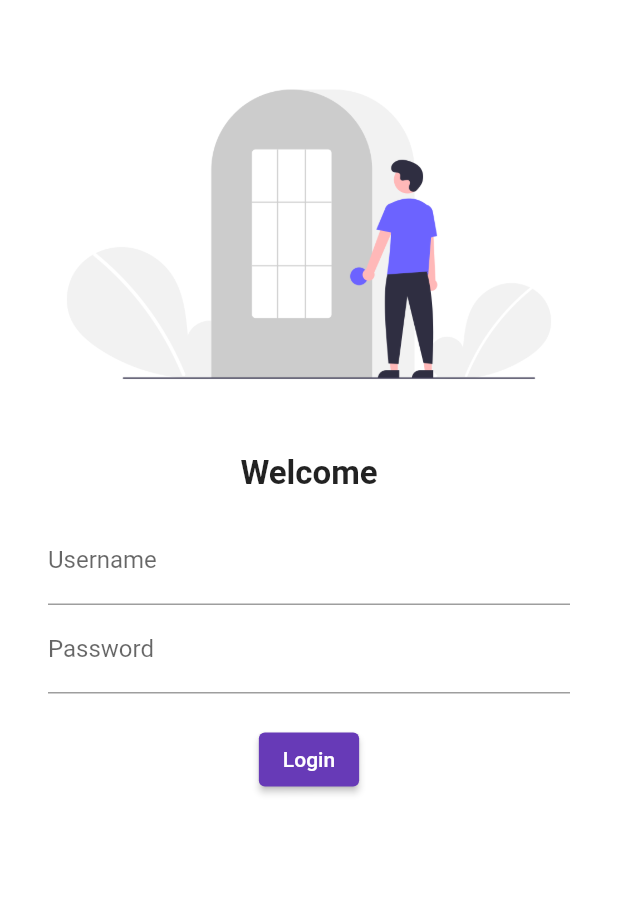
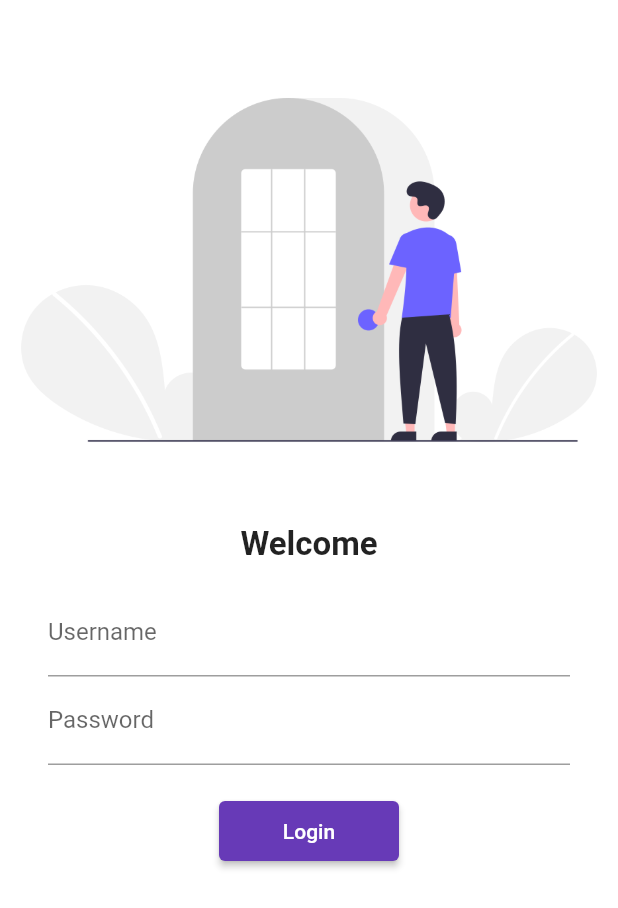
Before and after one commit to Ankitsaroj94/my_firstapp, a Flutter app: the screen it shows after launch, on a phone screen of 412 x 824 dp. Shown: the top 908 px of the screen. Run offline on Flutter 3.47's test engine with Material 2 defaults, Android fonts, the phone set to English and light mode, and no system bars; our stand-ins replace google_fonts.

```diff
--- a/lib/main.dart
+++ b/lib/main.dart
@@ -3,6 +3,7 @@
 import 'package:flutter/material.dart';
 import 'package:my_firstapp/pages/login_page.dart';
 import 'package:google_fonts/google_fonts.dart';
+import 'package:my_firstapp/utilities/routes.dart';
 import 'pages/home_page.dart';
 
 void main() {
@@ -22,10 +23,12 @@ class MyApp extends StatelessWidget {
         brightness: Brightness.dark,
         fontFamily: GoogleFonts.lato().fontFamily,
       ),
-      //initialRoute: "/home",
+      debugShowCheckedModeBanner: false,
+      initialRoute: "/",
       routes: {
         "/": (context) => LoginPage(),
-        "/home": (context) => Homepage(),
+        MyRoutes.homeRoute: (context) => Homepage(),
+         MyRoutes.loginRoute: (context) => LoginPage(),
       },
     );
   }
--- a/lib/pages/login_page.dart
+++ b/lib/pages/login_page.dart
@@ -1,12 +1,15 @@
 // ignore_for_file: prefer_const_constructors, use_key_in_widget_constructors, sort_child_properties_last, avoid_print
 
 import 'package:flutter/material.dart';
+
+import '../utilities/routes.dart';
 
 class LoginPage extends StatelessWidget {
   @override
   Widget build(BuildContext context) {
     return Material(
         color: Colors.white,
+        child: SingleChildScrollView(
           child: Column(
             children: [
               SizedBox(
@@ -15,6 +18,7 @@ class LoginPage extends StatelessWidget {
               Image.asset(
                 "assets/images/login_image.png",
                 fit: BoxFit.cover,
+                height: 300,
               ),
               SizedBox(
                 height: 20,
@@ -49,15 +53,16 @@ class LoginPage extends StatelessWidget {
                     ),
                     ElevatedButton(
                       child: Text("Login"),
-                    style: TextButton.styleFrom(foregroundColor: Colors.white),
+                      style: TextButton.styleFrom(minimumSize: Size(120, 40)),
                       onPressed: () {
-                      print("hii Ankit");
+                        Navigator.pushNamed(context, MyRoutes.homeRoute);
                       },
                     ),
                   ],
                 ),
               ),
             ],
+          ),
         ));
   }
 }
--- /dev/null
+++ b/lib/utilities/routes.dart
@@ -0,0 +1,4 @@
+class MyRoutes{
+  static String loginRoute="/login";
+  static String homeRoute="/home";
+}
```
Lines whose indentation alone changed are shown as unchanged.
